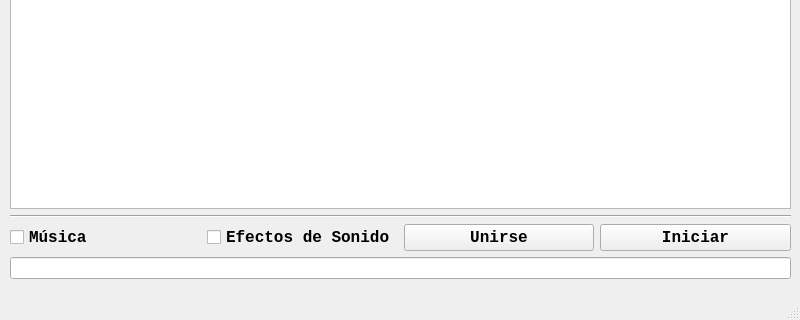
The window that client/launcher/launcher.ui (NicolasZanardo/Taller1-2023-2c-Worms) describes before a commit, drawn with Qt 5; both pictures show x 0 to 800 and y 280 to 600 of the 800 by 600 pixel window.
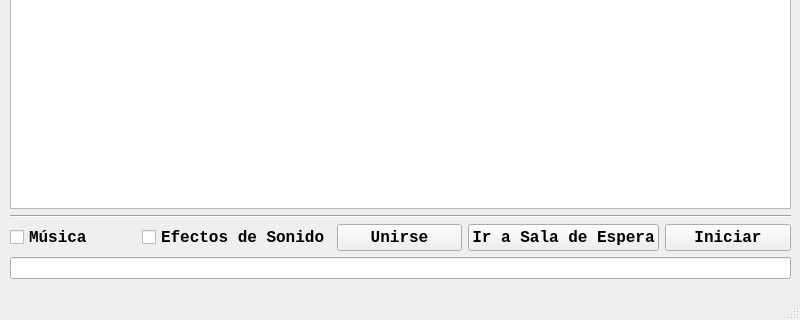
The same window after the commit.

What changed in the file:
```diff
--- a/client/launcher/launcher.ui
+++ b/client/launcher/launcher.ui
@@ -317,6 +317,20 @@
          </property>
         </widget>
        </item>
+       <item>
+        <widget class="QPushButton" name="pushButtonWaitStart">
+         <property name="font">
+          <font>
+           <family>Monospace</family>
+           <pointsize>12</pointsize>
+           <bold>true</bold>
+          </font>
+         </property>
+         <property name="text">
+          <string>Ir a Sala de Espera</string>
+         </property>
+        </widget>
+       </item>
        <item>
         <widget class="QPushButton" name="pushButtonStart">
          <property name="font">
```
